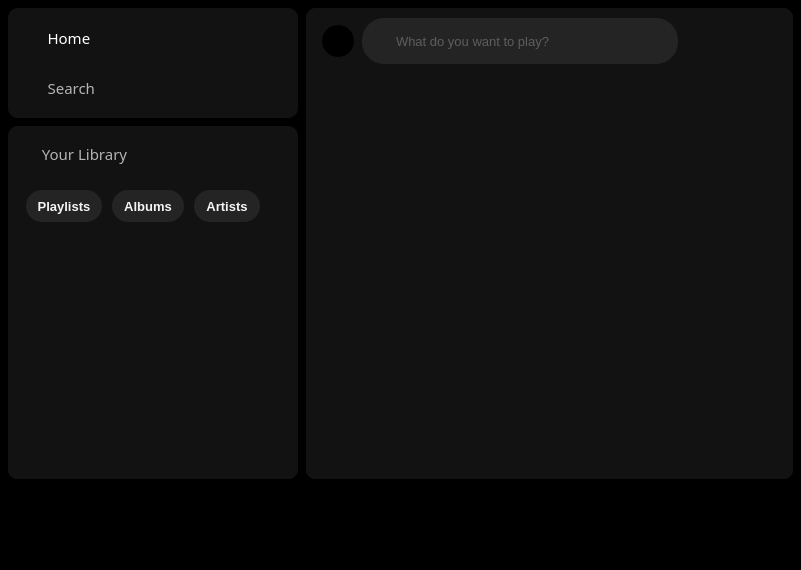
Above: ui/mainwindow.ui from TomasTNunes/AudioStreamer before the change. Below: the same form after it.
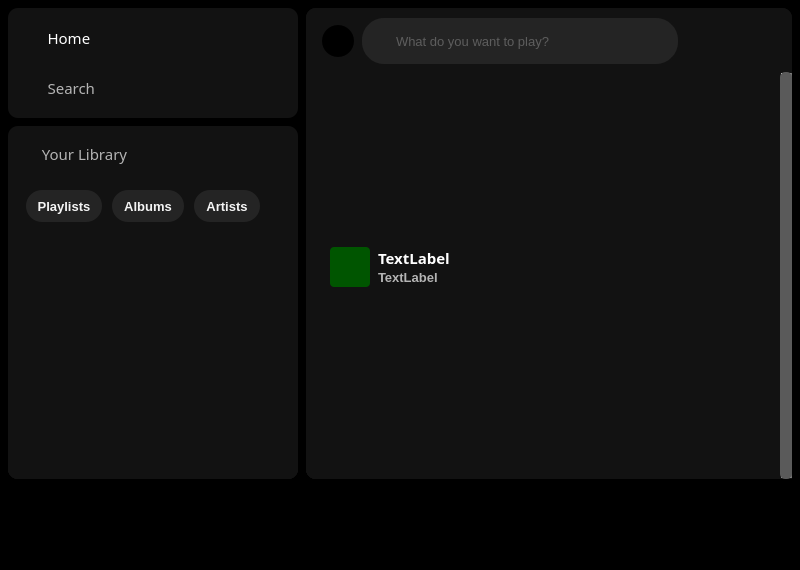
That is the form after the change. Icons and pictures are not drawn.

What changed in the file:
```diff
--- a/ui/mainwindow.ui
+++ b/ui/mainwindow.ui
@@ -6,7 +6,7 @@
    <rect>
     <x>0</x>
     <y>0</y>
-    <width>801</width>
+    <width>800</width>
     <height>570</height>
    </rect>
   </property>
@@ -703,7 +703,7 @@
          <number>0</number>
         </property>
         <item>
-         <layout class="QHBoxLayout" name="RSWSsearchHLayout" stretch="0,0,0">
+         <layout class="QHBoxLayout" name="RSWSsearchHLayout" stretch="0,1,0">
           <property name="spacing">
            <number>6</number>
           </property>
@@ -713,8 +713,11 @@
           <property name="topMargin">
            <number>8</number>
           </property>
+          <property name="rightMargin">
+           <number>8</number>
+          </property>
           <property name="bottomMargin">
-           <number>8</number>
+           <number>6</number>
           </property>
           <item>
            <widget class="QPushButton" name="RSWSbackButton">
@@ -879,19 +882,247 @@
          </layout>
         </item>
         <item>
-         <widget class="QScrollArea" name="scrollArea">
+         <widget class="QScrollArea" name="RSWSscrollArea">
+          <property name="styleSheet">
+           <string notr="true">QScrollBar:vertical {
+    width: 12px;
+}
+
+/* Style for the scrollbar handle */
+QScrollBar::handle:vertical {
+    background: rgb(90, 90, 90);
+    min-height: 20px;
+	border-radius: 5px;
+}
+
+/* Handle color when hovered */
+QScrollBar::handle:vertical:hover {
+    background: rgb(120, 120, 120);
+}
+
+/* Handle color when pressed */
+QScrollBar::handle:vertical:pressed {
+    background: rgb(160, 160, 160);
+}
+
+/* Background color for the area above and below the handle */
+QScrollBar::add-page:vertical, QScrollBar::sub-page:vertical {
+    background: rgb(18, 18, 18);
+}
+</string>
+          </property>
+          <property name="verticalScrollBarPolicy">
+           <enum>Qt::ScrollBarPolicy::ScrollBarAlwaysOn</enum>
+          </property>
+          <property name="horizontalScrollBarPolicy">
+           <enum>Qt::ScrollBarPolicy::ScrollBarAlwaysOff</enum>
+          </property>
+          <property name="sizeAdjustPolicy">
+           <enum>QAbstractScrollArea::SizeAdjustPolicy::AdjustIgnored</enum>
+          </property>
           <property name="widgetResizable">
            <bool>true</bool>
           </property>
-          <widget class="QWidget" name="scrollAreaWidgetContents_2">
+          <widget class="QWidget" name="RSWSscrollAreaWidget">
            <property name="geometry">
             <rect>
              <x>0</x>
              <y>0</y>
-             <width>485</width>
-             <height>405</height>
+             <width>472</width>
+             <height>407</height>
             </rect>
            </property>
+           <property name="styleSheet">
+            <string notr="true"/>
+           </property>
+           <layout class="QVBoxLayout" name="RSWSscrollVLayout">
+            <property name="spacing">
+             <number>0</number>
+            </property>
+            <property name="leftMargin">
+             <number>16</number>
+            </property>
+            <property name="topMargin">
+             <number>0</number>
+            </property>
+            <property name="rightMargin">
+             <number>4</number>
+            </property>
+            <property name="bottomMargin">
+             <number>16</number>
+            </property>
+            <item>
+             <widget class="QWidget" name="widget" native="true">
+              <property name="sizePolicy">
+               <sizepolicy hsizetype="Expanding" vsizetype="Fixed">
+                <horstretch>0</horstretch>
+                <verstretch>0</verstretch>
+               </sizepolicy>
+              </property>
+              <property name="minimumSize">
+               <size>
+                <width>0</width>
+                <height>56</height>
+               </size>
+              </property>
+              <property name="maximumSize">
+               <size>
+                <width>16777215</width>
+                <height>56</height>
+               </size>
+              </property>
+              <property name="styleSheet">
+               <string notr="true">QWidget{
+	background-color: rgb(18, 18, 18);
+	border-radius: 4px;
+}
+
+QWidget:hover{
+	background-color: rgb(36, 36, 36);
+}
+
+</string>
+              </property>
+              <layout class="QGridLayout" name="gridLayout_2">
+               <property name="leftMargin">
+                <number>8</number>
+               </property>
+               <property name="topMargin">
+                <number>8</number>
+               </property>
+               <property name="rightMargin">
+                <number>16</number>
+               </property>
+               <property name="bottomMargin">
+                <number>8</number>
+               </property>
+               <property name="horizontalSpacing">
+                <number>8</number>
+               </property>
+               <property name="verticalSpacing">
+                <number>0</number>
+               </property>
+               <item row="0" column="2">
+                <spacer name="horizontalSpacer">
+                 <property name="orientation">
+                  <enum>Qt::Orientation::Horizontal</enum>
+                 </property>
+                 <property name="sizeHint" stdset="0">
+                  <size>
+                   <width>40</width>
+                   <height>20</height>
+                  </size>
+                 </property>
+                </spacer>
+               </item>
+               <item row="0" column="1">
+                <widget class="QLabel" name="label_2">
+                 <property name="sizePolicy">
+                  <sizepolicy hsizetype="Maximum" vsizetype="Fixed">
+                   <horstretch>0</horstretch>
+                   <verstretch>0</verstretch>
+                  </sizepolicy>
+                 </property>
+                 <property name="minimumSize">
+                  <size>
+                   <width>0</width>
+                   <height>22</height>
+                  </size>
+                 </property>
+                 <property name="maximumSize">
+                  <size>
+                   <width>16777215</width>
+                   <height>22</height>
+                  </size>
+                 </property>
+                 <property name="font">
+                  <font>
+                   <family>Segoe UI Black</family>
+                   <pointsize>11</pointsize>
+                   <bold>true</bold>
+                  </font>
+                 </property>
+                 <property name="styleSheet">
+                  <string notr="true">color: rgb(255, 255, 255);
+background-color: none;</string>
+                 </property>
+                 <property name="text">
+                  <string>TextLabel</string>
+                 </property>
+                </widget>
+               </item>
+               <item row="0" column="0">
+                <widget class="QLabel" name="label">
+                 <property name="sizePolicy">
+                  <sizepolicy hsizetype="Fixed" vsizetype="Fixed">
+                   <horstretch>0</horstretch>
+                   <verstretch>0</verstretch>
+                  </sizepolicy>
+                 </property>
+                 <property name="minimumSize">
+                  <size>
+                   <width>40</width>
+                   <height>40</height>
+                  </size>
+                 </property>
+                 <property name="styleSheet">
+                  <string notr="true">background-color: rgb(0, 85, 0);</string>
+                 </property>
+                 <property name="text">
+                  <string/>
+                 </property>
+                </widget>
+               </item>
+               <item row="1" column="1">
+                <widget class="QLabel" name="label_3">
+                 <property name="sizePolicy">
+                  <sizepolicy hsizetype="Maximum" vsizetype="Preferred">
+                   <horstretch>0</horstretch>
+                   <verstretch>0</verstretch>
+                  </sizepolicy>
+                 </property>
+                 <property name="minimumSize">
+                  <size>
+                   <width>0</width>
+                   <height>20</height>
+                  </size>
+                 </property>
+                 <property name="maximumSize">
+                  <size>
+                   <width>16777215</width>
+                   <height>20</height>
+                  </size>
+                 </property>
+                 <property name="font">
+                  <font>
+                   <pointsize>10</pointsize>
+                   <bold>true</bold>
+                   <underline>false</underline>
+                  </font>
+                 </property>
+                 <property name="cursor">
+                  <cursorShape>PointingHandCursor</cursorShape>
+                 </property>
+                 <property name="styleSheet">
+                  <string notr="true">QLabel {
+   color: rgb(180, 180, 180);
+	background-color: none;
+}
+
+
+QLabel:hover {
+	color: rgb(255, 255, 255);
+}</string>
+                 </property>
+                 <property name="text">
+                  <string>TextLabel</string>
+                 </property>
+                </widget>
+               </item>
+              </layout>
+             </widget>
+            </item>
+           </layout>
           </widget>
          </widget>
         </item>
```
